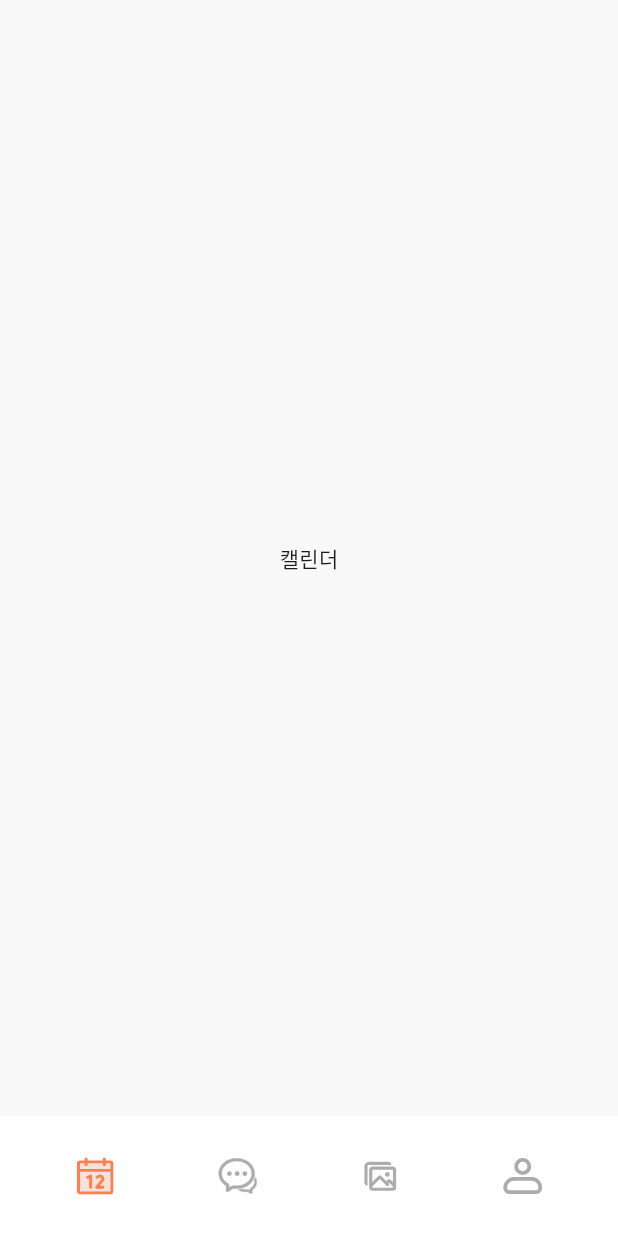
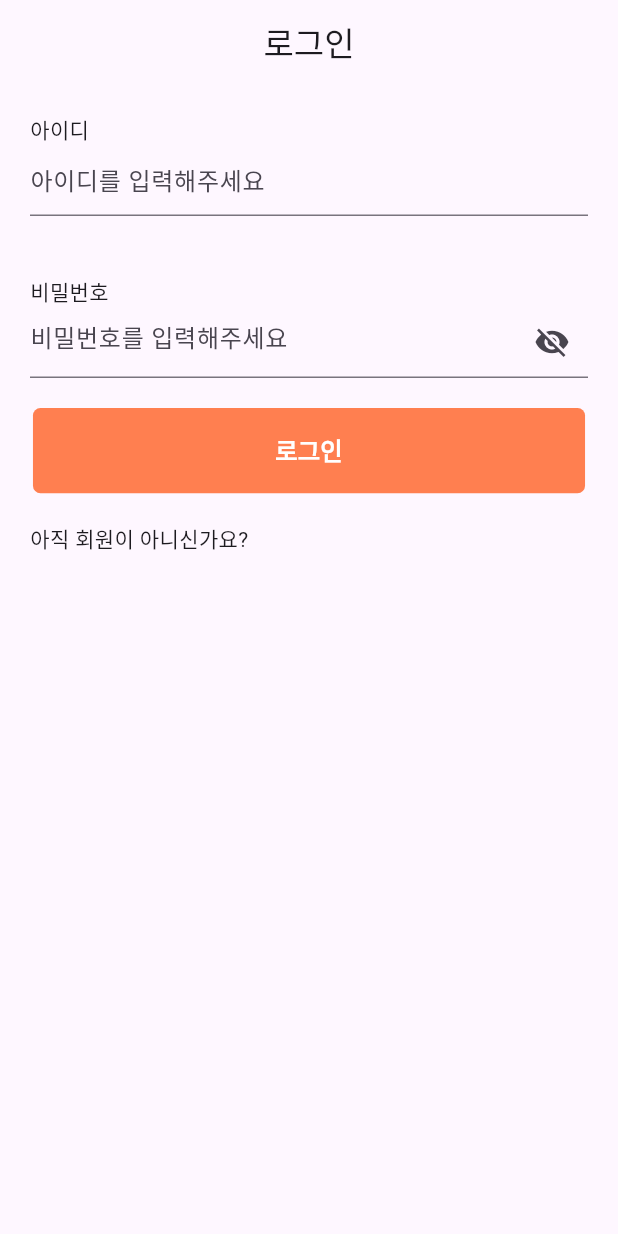
Before and after one commit to sesac-flutter/moments, a Flutter app: the screen it shows after launch, after a tap on "시작하기", on a phone screen of 412 x 824 dp. Run offline on Flutter 3.47's test engine with Material 3 defaults, Android fonts, the phone set to English and light mode, and no system bars; our stand-ins replace firebase_core, flutter_svg, freezed_annotation, get_it, go_router; accounts and stored records are empty; generated files the repository leaves out were written again; Roboto replaces fonts that are missing (Pretendard).

Commit message:
design : login screen 작성

```diff
--- a/lib/config/routes.dart
+++ b/lib/config/routes.dart
@@ -1,5 +1,6 @@
 import 'package:flutter/material.dart';
 import 'package:go_router/go_router.dart';
+import 'package:moments/presentation/log_in/log_in_screen.dart';
 import 'package:moments/presentation/main/main_screen.dart';
 import 'package:moments/presentation/main/main_screen_view_model.dart';
 import 'package:moments/presentation/splash/splash_screen.dart';
@@ -21,6 +22,10 @@ class Routes {
               child: const MainScreen(),
             );
           }),
+      GoRoute(
+          path: '/log_in',
+          builder: (BuildContext context, GoRouterState state) =>
+              const LogInScreen()),
     ],
   );
 }
--- /dev/null
+++ b/lib/presentation/log_in/log_in_screen.dart
@@ -0,0 +1,50 @@
+import 'package:flutter/material.dart';
+import 'package:go_router/go_router.dart';
+import 'package:moments/presentation/sign_up/components/input_text_field.dart';
+import 'package:moments/presentation/sign_up/components/obscure_text_field.dart';
+import 'package:moments/ui/common_components/default_btn.dart';
+import 'package:moments/ui/styles/size_config.dart';
+
+class LogInScreen extends StatefulWidget {
+  const LogInScreen({super.key});
+
+  @override
+  State<LogInScreen> createState() => _LogInScreenState();
+}
+
+class _LogInScreenState extends State<LogInScreen> {
+  @override
+  Widget build(BuildContext context) {
+    return Scaffold(
+      appBar: AppBar(
+        centerTitle: true,
+        title: const Text('로그인'),
+      ),
+      body: Column(
+        crossAxisAlignment: CrossAxisAlignment.start,
+        children: [
+          const InputTextField(title: '아이디', hinText: '아이디를 입력해주세요'),
+          const ObscureTextField(title: '비밀번호', hinText: '비밀번호를 입력해주세요'),
+          Center(
+            child: DefaultBtn(
+              text: '로그인',
+              onPressed: () {
+                context.go('main_page');
+              },
+              width: getWidth(335),
+              height: getHeight(56),
+            ),
+          ),
+          Padding(
+            padding: const EdgeInsets.all(20.0),
+            child: GestureDetector(
+                onTap: () {
+                  context.push('/sign_up');
+                },
+                child: const Text('아직 회원이 아니신가요?')),
+          ),
+        ],
+      ),
+    );
+  }
+}
--- a/lib/presentation/splash/splash_screen.dart
+++ b/lib/presentation/splash/splash_screen.dart
@@ -43,7 +43,7 @@ class SplashScreen extends StatelessWidget {
               child: DefaultBtn(
                 text: '시작하기',
                 onPressed: () {
-                  context.go('/');
+                  context.go('/log_in');
                 },
               )),
         ],
```
